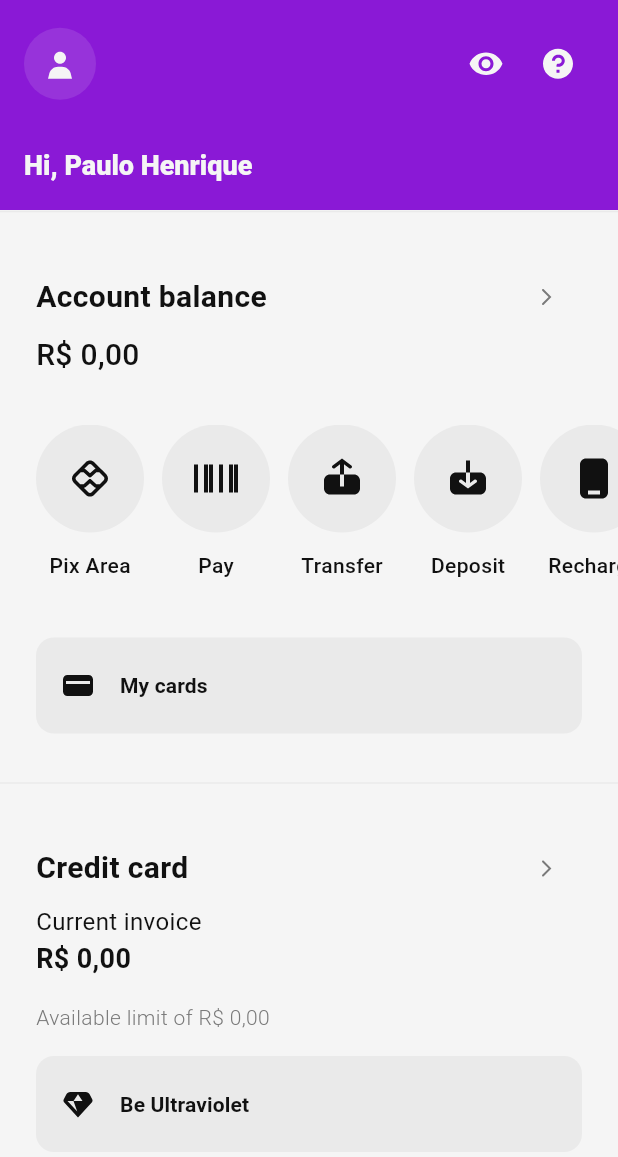
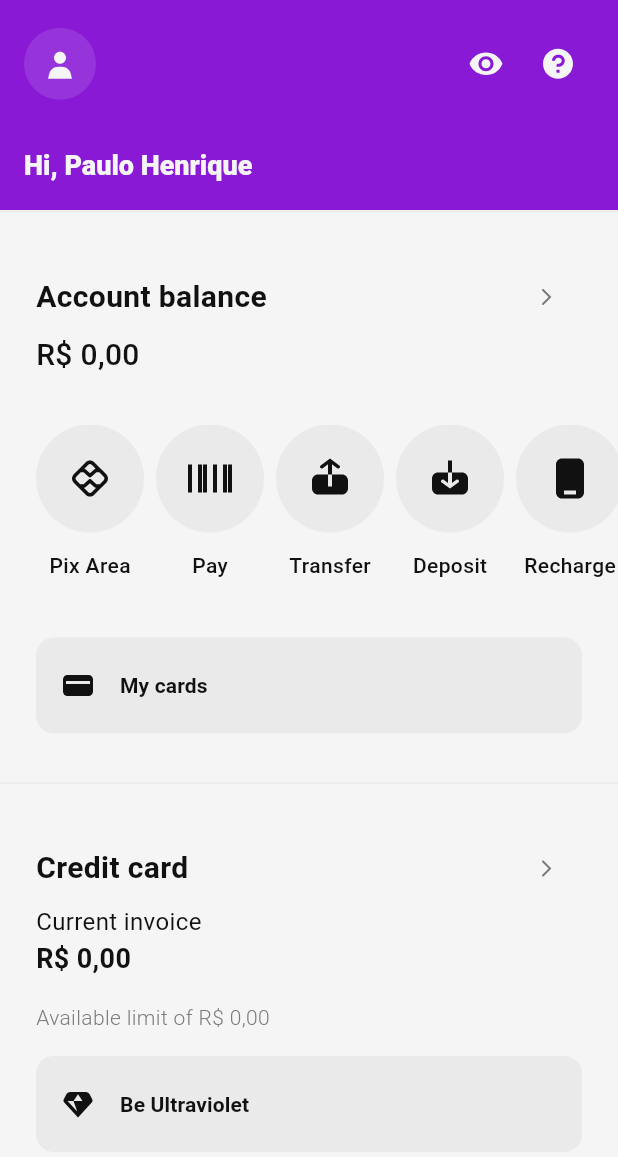
Before and after one commit to paulosabra/nubank, a Flutter app: the screen it shows after launch, on a phone screen of 412 x 824 dp. Shown: the top 1157 px of the screen. Run offline on Flutter 3.47's test engine with Material 3 defaults, Android fonts, the phone set to English and light mode, and no system bars; our stand-ins replace flutter_svg, go_router.

Commit message:
fix(home): fix AccountMenu, margin and padding values

```diff
--- a/lib/pages/home/home_page.dart
+++ b/lib/pages/home/home_page.dart
@@ -31,45 +31,39 @@ class HomePage extends StatelessWidget {
               SizedBox(
                 height: 110,
                 child: ListView(
+                  padding: const EdgeInsets.symmetric(horizontal: 20),
                   scrollDirection: Axis.horizontal,
                   children: [
-                    const SizedBox(width: 24),
                     AccountMenuItem(
                       title: context.l10n.pixArea,
                       icon: AppIcon.pixIcon,
                       onPressed: () {},
                     ),
-                    const SizedBox(width: 12),
                     AccountMenuItem(
                       title: context.l10n.pay,
                       icon: AppIcon.barcodeIcon,
                       onPressed: () {},
                     ),
-                    const SizedBox(width: 12),
                     AccountMenuItem(
                       title: context.l10n.transfer,
                       icon: AppIcon.moneyOutIcon,
                       onPressed: () {},
                     ),
-                    const SizedBox(width: 12),
                     AccountMenuItem(
                       title: context.l10n.deposit,
                       icon: AppIcon.moneyInIcon,
                       onPressed: () {},
                     ),
-                    const SizedBox(width: 12),
                     AccountMenuItem(
                       title: context.l10n.rechard,
                       icon: AppIcon.smartphoneIcon,
                       onPressed: () {},
                     ),
-                    const SizedBox(width: 12),
                     AccountMenuItem(
                       title: context.l10n.invest,
                       icon: AppIcon.safeCellIcon,
                       onPressed: () {},
                     ),
-                    const SizedBox(width: 24),
                   ],
                 ),
               ),
--- a/lib/pages/home/widgets/account_menu_item.dart
+++ b/lib/pages/home/widgets/account_menu_item.dart
@@ -23,7 +23,9 @@ class _AccountMenuItemState extends State<AccountMenuItem> {
 
   @override
   Widget build(BuildContext context) {
-    return GestureDetector(
+    return Container(
+      margin: const EdgeInsets.symmetric(horizontal: 4),
+      child: GestureDetector(
         onTap: () {
           setState(() {
             isSelected = !isSelected;
@@ -60,6 +62,7 @@ class _AccountMenuItemState extends State<AccountMenuItem> {
             ],
           ),
         ),
+      ),
     );
   }
 }
```
Lines whose indentation alone changed are shown as unchanged.
